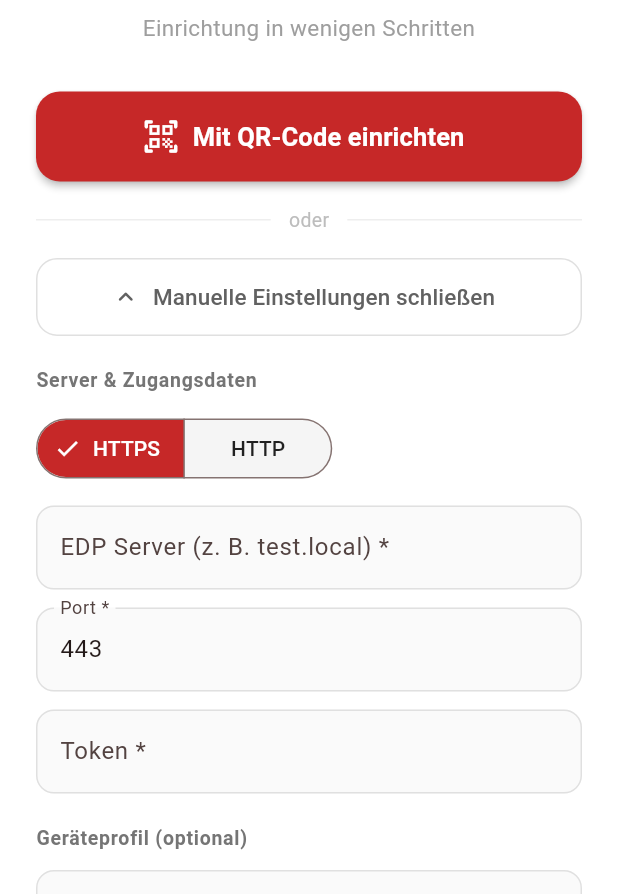
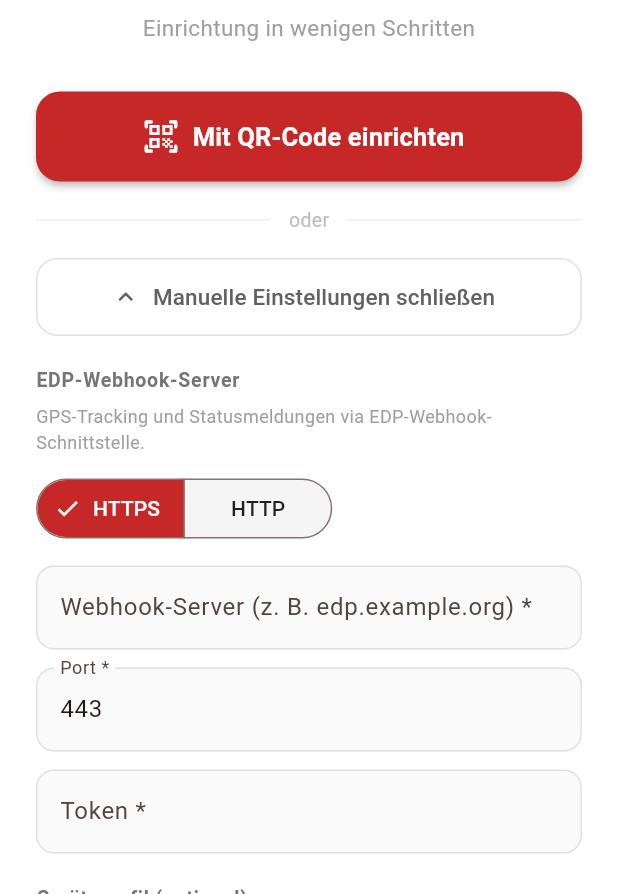
Before and after one commit to FlorianGross/trupp_app, a Flutter app: the screen it shows after launch, after a tap on "Manuell konfigurieren", on a phone screen of 412 x 824 dp, the part 342-1236 px from its top. Run offline on Flutter 3.47's test engine with Material 3 defaults, Android fonts, the phone set to English and light mode, and no system bars; our stand-ins replace app_links, battery_plus, connectivity_plus, flutter_local_notifications, flutter_map, geolocator and 8 more; missing offline and left inert: disable_battery_optimization, flutter_background_service, flutter_overlay_window, mobile_scanner; accounts and stored records are empty; statements that could not run were skipped.

Commit message:
fix: Klare Trennung der drei API-Systeme in Setup-UI
- EDP-Webhook-Server (GPS/Status) klar als Webhook-Schnittstelle
  beschriftet; Feld-Label: "Webhook-Server"
- EDP-Pro-API: Beschreibungstext auf ISSI-Auswahl und
  Fahrzeugabfrage beschränkt (Tetra-Endgeräte)
- Bereitschafts-App / Alarmierung: PocketBase-Abschnitt mit
  klarem Hinweis auf Realtime-Alarmierung über Bereitschafts-App

Betrifft: OnboardingScreen + ConfigScreen

https://claude.ai/code/session_01TzBDaWT1Ug57eb7DhtzHh1

```diff
--- a/lib/ConfigScreen.dart
+++ b/lib/ConfigScreen.dart
@@ -709,19 +709,26 @@ class _ConfigScreenState extends State<ConfigScreen> with SingleTickerProviderSt
       children: [
         const SizedBox(height: 20),
         Padding(
-          padding: const EdgeInsets.only(left: 4, bottom: 12),
+          padding: const EdgeInsets.only(left: 4, bottom: 4),
           child: Text(
-            'Server & Zugangsdaten',
+            'EDP-Webhook-Server',
             style: TextStyle(
                 fontSize: 16,
                 fontWeight: FontWeight.bold,
                 color: Colors.grey.shade800),
           ),
         ),
+        Padding(
+          padding: const EdgeInsets.only(left: 4, bottom: 12),
+          child: Text(
+            'GPS-Tracking und Statusmeldungen (Webhook-Schnittstelle).',
+            style: TextStyle(fontSize: 12, color: Colors.grey.shade500),
+          ),
+        ),
         _buildProtocolSelector(),
         const SizedBox(height: 16),
         _requiredField(
-          label: 'EDP Server* (z. B. test.local)',
+          label: 'Webhook-Server* (z. B. edp.example.org)',
           controller: hostController,
         ),
         const SizedBox(height: 16),
@@ -751,7 +758,7 @@ class _ConfigScreenState extends State<ConfigScreen> with SingleTickerProviderSt
             label: 'Ansprechpartner', controller: leiterController),
         const SizedBox(height: 24),
         Padding(
-          padding: const EdgeInsets.only(left: 4, bottom: 12),
+          padding: const EdgeInsets.only(left: 4, bottom: 4),
           child: Text(
             'EDP-Pro-API (optional)',
             style: TextStyle(
@@ -760,42 +767,40 @@ class _ConfigScreenState extends State<ConfigScreen> with SingleTickerProviderSt
                 color: Colors.grey.shade800),
           ),
         ),
+        Padding(
+          padding: const EdgeInsets.only(left: 4, bottom: 12),
+          child: Text(
+            'Separater EDP-Pro-API-Server – ausschließlich für ISSI-Auswahl (Tetra-Endgeräte, Fahrzeugabfrage).',
+            style: TextStyle(color: Colors.grey.shade500, fontSize: 12),
+          ),
+        ),
         _optionalField(
-          label: 'EDP-Pro-Server (z. B. https://api.example.org)',
+          label: 'EDP-Pro-API-URL (z. B. https://api.example.org)',
           controller: proApiUrlController,
           keyboardType: TextInputType.url,
         ),
-        const SizedBox(height: 6),
-        Padding(
-          padding: const EdgeInsets.only(left: 4),
-          child: Text(
-            'Server für TETRA-Geräte, Einsatzmittel und Einsatz-Navigation.\nWenn leer, wird der Webhook-Server als Fallback genutzt.',
-            style: TextStyle(color: Colors.grey.shade600, fontSize: 12),
-          ),
-        ),
         const SizedBox(height: 24),
         Padding(
-          padding: const EdgeInsets.only(left: 4, bottom: 12),
+          padding: const EdgeInsets.only(left: 4, bottom: 4),
           child: Text(
-            'Alarmierung (optional)',
+            'Bereitschafts-App / Alarmierung (optional)',
             style: TextStyle(
                 fontSize: 16,
                 fontWeight: FontWeight.bold,
                 color: Colors.grey.shade800),
           ),
         ),
+        Padding(
+          padding: const EdgeInsets.only(left: 4, bottom: 12),
+          child: Text(
+            'PocketBase-Server der Bereitschafts-App – für Echtzeit-Alarmierungen.',
+            style: TextStyle(color: Colors.grey.shade500, fontSize: 12),
+          ),
+        ),
         _optionalField(
-          label: 'PocketBase-URL (z. B. https://pb.example.org)',
+          label: 'Bereitschafts-App-URL (z. B. https://pb.example.org)',
           controller: pbUrlController,
           keyboardType: TextInputType.url,
-        ),
-        const SizedBox(height: 6),
-        Padding(
-          padding: const EdgeInsets.only(left: 4),
-          child: Text(
-            'Wenn gesetzt, empfängt dieses Gerät EDP-Alarmierungen in Echtzeit.',
-            style: TextStyle(color: Colors.grey.shade600, fontSize: 12),
-          ),
         ),
         const SizedBox(height: 8),
         Padding(
--- a/lib/onboarding_screen.dart
+++ b/lib/onboarding_screen.dart
@@ -936,7 +936,12 @@ class _ManualConfigForm extends StatelessWidget {
       child: Column(
         crossAxisAlignment: CrossAxisAlignment.start,
         children: [
-          _SectionLabel('Server & Zugangsdaten'),
+          _SectionLabel('EDP-Webhook-Server'),
+          const SizedBox(height: 6),
+          Text(
+            'GPS-Tracking und Statusmeldungen via EDP-Webhook-Schnittstelle.',
+            style: TextStyle(fontSize: 12, color: Colors.grey.shade500),
+          ),
           const SizedBox(height: 12),
           // Protocol
           SegmentedButton<String>(
@@ -965,7 +970,7 @@ class _ManualConfigForm extends StatelessWidget {
           TextField(
             controller: hostCtrl,
             onChanged: (_) => onFieldChanged(),
-            decoration: _dec('EDP Server (z. B. test.local)', required: true),
+            decoration: _dec('Webhook-Server (z. B. edp.example.org)', required: true),
           ),
           const SizedBox(height: 12),
           TextField(
@@ -994,29 +999,29 @@ class _ManualConfigForm extends StatelessWidget {
           ),
           const SizedBox(height: 20),
           _SectionLabel('EDP-Pro-API (optional)'),
+          const SizedBox(height: 6),
+          Text(
+            'Separater EDP-Pro-API-Server – nur für ISSI-Auswahl (Tetra-Endgeräte, Fahrzeugabfrage).',
+            style: TextStyle(fontSize: 12, color: Colors.grey.shade500),
+          ),
           const SizedBox(height: 12),
           TextField(
             controller: proApiUrlCtrl,
             keyboardType: TextInputType.url,
-            decoration: _dec('EDP-Pro-Server (z. B. https://api.example.org)'),
-          ),
+            decoration: _dec('EDP-Pro-API-URL (z. B. https://api.example.org)'),
+          ),
+          const SizedBox(height: 20),
+          _SectionLabel('Bereitschafts-App / Alarmierung (optional)'),
           const SizedBox(height: 6),
           Text(
-            'Server für TETRA-Geräte, Einsatzmittel und Einsatz-Navigation.\nWenn leer, wird der Webhook-Server als Fallback genutzt.',
+            'PocketBase-Server der Bereitschafts-App – für Echtzeit-Alarmierungen.',
             style: TextStyle(fontSize: 12, color: Colors.grey.shade500),
           ),
-          const SizedBox(height: 20),
-          _SectionLabel('Alarmierung (optional)'),
           const SizedBox(height: 12),
           TextField(
             controller: pbUrlCtrl,
             keyboardType: TextInputType.url,
-            decoration: _dec('PocketBase-URL (z. B. https://pb.example.org)'),
-          ),
-          const SizedBox(height: 6),
-          Text(
-            'Wenn gesetzt, empfängt dieses Gerät EDP-Alarmierungen in Echtzeit.',
-            style: TextStyle(fontSize: 12, color: Colors.grey.shade500),
+            decoration: _dec('Bereitschafts-App-URL (z. B. https://pb.example.org)'),
           ),
           const SizedBox(height: 8),
           Text(
```
